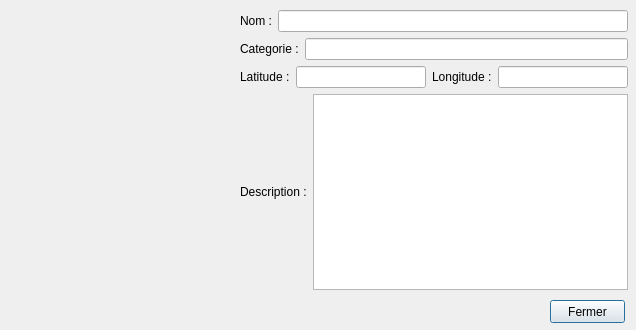
This is montrerpoint.ui in s0lstice/carto-qt as Qt 5 draws it before an edit. The edited form follows.
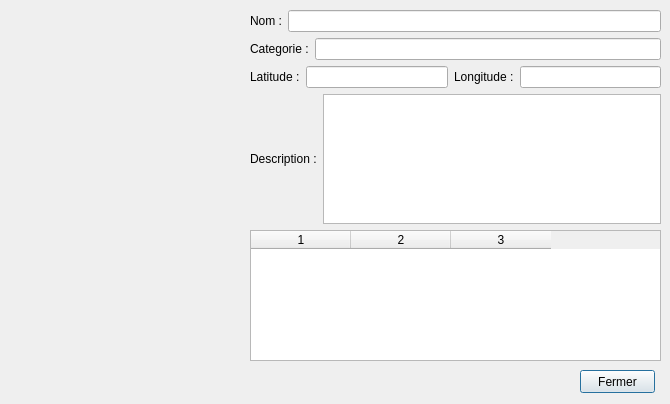
This is the edited form.

```diff
--- a/montrerpoint.ui
+++ b/montrerpoint.ui
@@ -6,8 +6,8 @@
    <rect>
     <x>0</x>
     <y>0</y>
-    <width>636</width>
-    <height>330</height>
+    <width>670</width>
+    <height>404</height>
    </rect>
   </property>
   <property name="windowTitle">
@@ -18,16 +18,16 @@
     <rect>
      <x>9</x>
      <y>9</y>
-     <width>211</width>
-     <height>281</height>
+     <width>231</width>
+     <height>351</height>
     </rect>
    </property>
   </widget>
   <widget class="QPushButton" name="BouttonFermer">
    <property name="geometry">
     <rect>
-     <x>550</x>
-     <y>300</y>
+     <x>580</x>
+     <y>370</y>
      <width>75</width>
      <height>23</height>
     </rect>
@@ -39,12 +39,14 @@
   <widget class="QWidget" name="">
    <property name="geometry">
     <rect>
-     <x>240</x>
+     <x>250</x>
      <y>10</y>
-     <width>388</width>
-     <height>280</height>
+     <width>411</width>
+     <height>351</height>
     </rect>
    </property>
+   <layout class="QVBoxLayout" name="verticalLayout_2">
+    <item>
    <layout class="QVBoxLayout" name="verticalLayout">
     <item>
      <layout class="QHBoxLayout" name="horizontalLayout">
@@ -109,6 +111,30 @@
       </item>
       <item>
        <widget class="QPlainTextEdit" name="plainTextEdit"/>
+        </item>
+       </layout>
+      </item>
+      <item>
+       <widget class="QTableWidget" name="tableWidget">
+        <property name="rowCount">
+         <number>0</number>
+        </property>
+        <property name="columnCount">
+         <number>3</number>
+        </property>
+        <attribute name="horizontalHeaderVisible">
+         <bool>true</bool>
+        </attribute>
+        <attribute name="horizontalHeaderCascadingSectionResizes">
+         <bool>true</bool>
+        </attribute>
+        <attribute name="horizontalHeaderShowSortIndicator" stdset="0">
+         <bool>false</bool>
+        </attribute>
+        <column/>
+        <column/>
+        <column/>
+       </widget>
       </item>
      </layout>
     </item>
```
Lines whose indentation alone changed are shown as unchanged.
